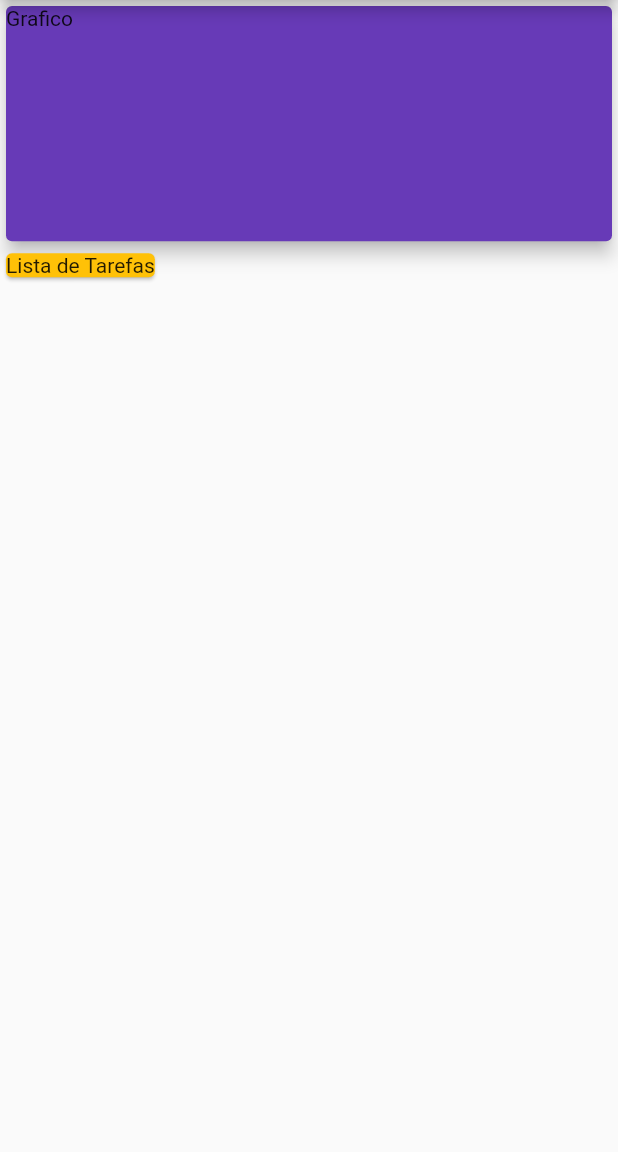
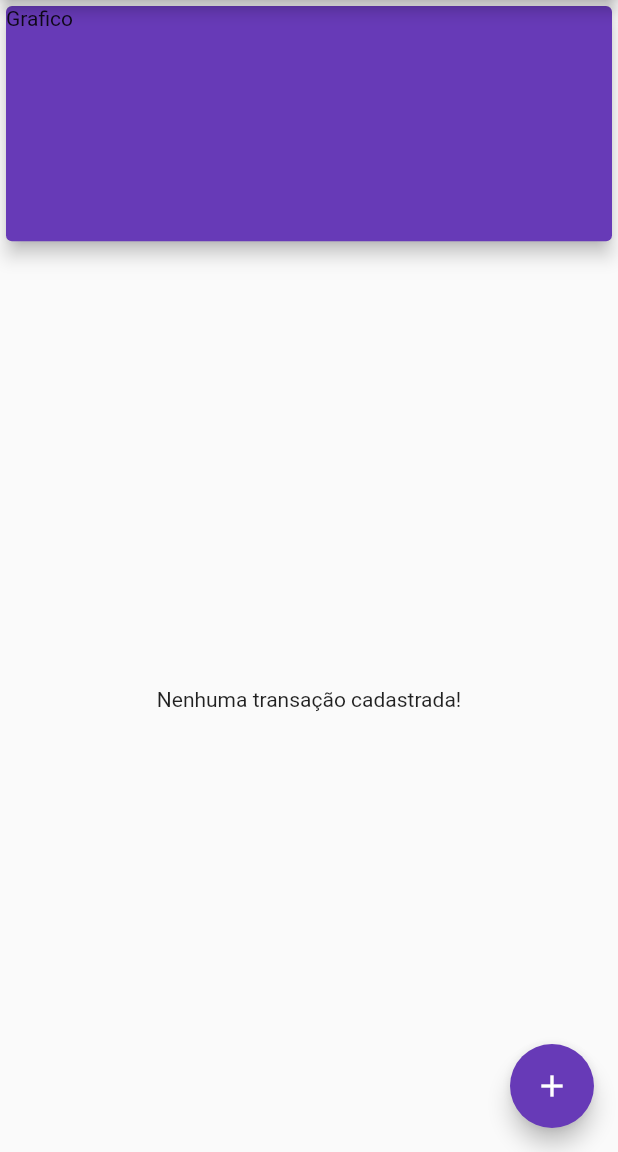
Before and after one commit to fre200tey623/Expenses-App, a Flutter app: the screen it shows after launch, on a phone screen of 412 x 824 dp, the part 84-1236 px from its top. Run offline on Flutter 3.47's test engine with Material 2 defaults, Android fonts, the phone set to English and light mode, and no system bars.

Commit message:
Main atualizada

```diff
--- a/lib/main.dart
+++ b/lib/main.dart
@@ -1,4 +1,10 @@
+import 'dart:math';
+
+import 'package:expenses_project/models/transaction.dart';
 import 'package:flutter/material.dart';
+import 'package:intl/intl.dart';
+import './form.dart';
+import './transaction_list.dart';
 
 void main() {
   runApp(MyApp());
@@ -13,7 +19,27 @@ class MyApp extends StatelessWidget {
   }
 }
 
-class MyHomePage extends StatelessWidget {
+class MyHomePage extends StatefulWidget {
+  @override
+  State<MyHomePage> createState() => _MyHomePageState();
+}
+
+class _MyHomePageState extends State<MyHomePage> {
+
+  final transaction = [];
+
+  void addTransaction(String title, double value) {
+    final newTransaction = Transaction(
+        id: Random().nextDouble().toString(),
+        title: title,
+        value: value,
+        date: DateTime.now());
+
+    setState(() {
+      transaction.add(newTransaction);
+    });
+  }
+
   @override
   Widget build(BuildContext context) {
     return Scaffold(
@@ -21,22 +47,37 @@ class MyHomePage extends StatelessWidget {
         title: const Text("Despesas Pessoais"),
       ),
       body: Column(
-        crossAxisAlignment: CrossAxisAlignment.start,
+        crossAxisAlignment: CrossAxisAlignment.stretch,
         children: [
           SizedBox(
-            width: double.infinity,
-            height: MediaQuery.of(context).size.height*0.2,
+            height: MediaQuery.of(context).size.height * 0.2,
             child: const Card(
               elevation: 5,
               color: Colors.deepPurple,
               child: Text("Grafico"),
             ),
           ),
-          const Card(
-            color: Colors.amber,
-            child: Text("Lista de Tarefas"),
+          transaction.length == 0 ? Container(child: Expanded(child: Center(child: const Text("Nenhuma transação cadastrada!")))) :
+          Transaction_List(transaction: transaction.cast<Transaction>())
+        ],
+      ),
+      floatingActionButton: FloatingActionButton(
+        backgroundColor: Colors.deepPurple,
+        child: const Icon(Icons.add),
+        onPressed: () => {
+          showModalBottomSheet(
+            isScrollControlled: true,
+            context: context,
+            backgroundColor: Colors.transparent,
+            builder: (BuildContext context) {
+              return Container(
+                height: MediaQuery.of(context).size.height * 0.8,
+                child: FormWidget( changeTransaction: addTransaction
+                    ),
+              );
+            },
           )
-        ],
+        },
       ),
     );
   }
```
